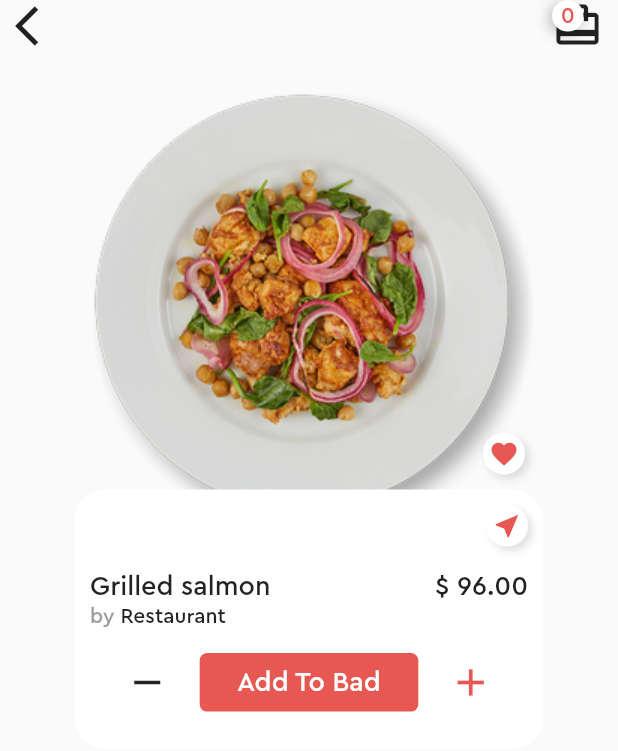
After one commit to feMoraes0/food-bit-app, a Flutter app: the Details screen opened by its route, on a phone screen of 412 x 824 dp. The commit adds this screen. Shown: the top 751 px of the screen. Run offline on Flutter 3.47's test engine with Material 2 defaults, Android fonts, the phone set to English and light mode, and no system bars.

Commit message:
Started details screen

```diff
--- /dev/null
+++ b/lib/app/tabs/home/details.dart
@@ -0,0 +1,186 @@
+import 'package:flutter/material.dart';
+
+class Details extends StatefulWidget {
+  @override
+  _DetailsState createState() => _DetailsState();
+}
+
+class _DetailsState extends State<Details> {
+  @override
+  Widget build(BuildContext context) {
+    Size size = MediaQuery.of(context).size;
+    ThemeData theme = Theme.of(context);
+
+    return Scaffold(
+      body: Stack(
+        children: <Widget>[
+          Container(
+            alignment: Alignment.topCenter,
+            width: size.width,
+            height: size.width,
+            decoration: BoxDecoration(
+              image: DecorationImage(
+                image: AssetImage('images/plate-001.png'),
+              ),
+            ),
+          ),
+          Container(
+            alignment: Alignment.topCenter,
+            height: 100.0,
+            padding: const EdgeInsets.symmetric(horizontal: 10.0),
+            child: SafeArea(
+              child: Row(
+                mainAxisAlignment: MainAxisAlignment.spaceBetween,
+                children: <Widget>[
+                  GestureDetector(
+                    onTap: () {
+                      Navigator.pop(context);
+                    },
+                    child: Icon(Icons.arrow_back_ios, size: 32.0),
+                  ),
+                  Container(
+                    child: Stack(
+                      children: <Widget>[
+                        Icon(Icons.card_travel, size: 34.0),
+                        Container(
+                          height: 21.0,
+                          width: 21.0,
+                          alignment: Alignment.bottomRight,
+                          decoration: BoxDecoration(
+                              shape: BoxShape.circle,
+                              color: Colors.white,
+                              boxShadow: [
+                                BoxShadow(
+                                  color: Colors.black26,
+                                  blurRadius: 7.0,
+                                  offset: Offset(-2.0, 2.0),
+                                )
+                              ]),
+                          child: Center(
+                            child: Text(
+                              '0',
+                              style: TextStyle(
+                                fontSize: 15.0,
+                                color: theme.primaryColor,
+                              ),
+                            ),
+                          ),
+                        ),
+                      ],
+                    ),
+                  )
+                ],
+              ),
+            ),
+          ),
+          Container(
+            width: size.width - 100.0,
+            margin: EdgeInsets.only(
+              left: 50.0,
+              right: 50.0,
+              top: size.width * 0.70,
+            ),
+            // color: Colors.red,
+            child: Column(
+              crossAxisAlignment: CrossAxisAlignment.end,
+              children: <Widget>[
+                Container(
+                  padding: const EdgeInsets.all(4.0),
+                  margin: const EdgeInsets.only(right: 12.0, bottom: 10.0),
+                  decoration: BoxDecoration(
+                    boxShadow: [
+                      BoxShadow(
+                        color: Colors.black12,
+                        blurRadius: 4.0,
+                        offset: Offset(3.0, 3.0),
+                      )
+                    ],
+                    shape: BoxShape.circle,
+                    color: Colors.white,
+                  ),
+                  child: Icon(
+                    Icons.favorite,
+                    size: 20.0,
+                    color: theme.primaryColor,
+                  ),
+                ),
+                Container(
+                  width: size.width - 100.0,
+                  padding: const EdgeInsets.all(10.0),
+                  decoration: BoxDecoration(
+                    color: Colors.white,
+                    borderRadius: BorderRadius.circular(20.0)
+                  ),
+                  child: Column(
+                    crossAxisAlignment: CrossAxisAlignment.stretch,
+                    children: <Widget>[
+                      Row(
+                        mainAxisAlignment: MainAxisAlignment.end,
+                        children: <Widget>[
+                          Container(
+                            padding: const EdgeInsets.all(4.0),
+                            decoration: BoxDecoration(
+                              boxShadow: [
+                                BoxShadow(
+                                  color: Colors.black12,
+                                  blurRadius: 4.0,
+                                  offset: Offset(3.0, 3.0),
+                                )
+                              ],
+                              shape: BoxShape.circle,
+                              color: Colors.white,
+                            ),
+                            child: Icon(
+                              Icons.near_me,
+                              size: 20.0,
+                              color: theme.primaryColor,
+                            ),
+                          ),
+                        ],
+                      ),
+                      Container(
+                        margin: const EdgeInsets.only(top: 15.0,),
+                        child: Row(
+                          mainAxisAlignment: MainAxisAlignment.spaceBetween,
+                          children: <Widget>[
+                            Text('Grilled salmon', style: TextStyle(fontSize: 18.0),),
+                            Text('\$ 96.00', style: TextStyle(fontSize: 18.0),),
+                          ],
+                        ),
+                      ),
+                      Row(
+                        children: <Widget>[
+                          Text('by', style: TextStyle(color: Colors.grey[500],),),
+                          Text(' Restaurant'),
+                        ],
+                      ),
+                      Container(
+                        margin: const EdgeInsets.symmetric(vertical: 15.0,),
+                        child: Row(
+                          mainAxisAlignment: MainAxisAlignment.center,
+                          children: <Widget>[
+                            Icon(Icons.remove, size: 30.0,),
+                            Container(
+                              padding: const EdgeInsets.symmetric(horizontal: 25.0, vertical: 8.0),
+                              margin: const EdgeInsets.symmetric(horizontal: 20.0,),
+                              decoration: BoxDecoration(
+                                color: theme.primaryColor,
+                                borderRadius: BorderRadius.circular(5.0),
+                              ),
+                              child: Text('Add To Bad', style: TextStyle(fontSize: 18.0, color: Colors.white,),),
+                            ),
+                            Icon(Icons.add, size: 30.0, color: theme.primaryColor),
+                          ],
+                        ),
+                      ),
+                    ],
+                  ),
+                ),
+              ],
+            ),
+          ),
+        ],
+      ),
+    );
+  }
+}
--- a/lib/app/tabs/home/home.dart
+++ b/lib/app/tabs/home/home.dart
@@ -292,7 +292,11 @@ class Home extends StatelessWidget {
                 itemCount: this.popularFood.length,
                 itemBuilder: (context, index) {
                   Map<String, String> product = this.popularFood[index];
-                  return card(
+                  return GestureDetector(
+                    onTap: () {
+                      Navigator.pushNamed(context, 'details');
+                    },
+                    child: card(
                       width: size.width / 2 - 30.0,
                       primaryColor: theme.primaryColor,
                       productName: product['name'],
@@ -300,6 +304,7 @@ class Home extends StatelessWidget {
                       productUrl: product['image'],
                       productClients: product['clients'],
                       productRate: product['rate'],
+                    ),
                   );
                 },
               ),
--- a/lib/main.dart
+++ b/lib/main.dart
@@ -1,5 +1,6 @@
 import 'package:flutter/material.dart';
 import 'package:food_bit_app/app/app.dart';
+import 'package:food_bit_app/app/tabs/home/details.dart';
 
 void main() => runApp(MyApp());
 
@@ -12,6 +13,9 @@ class MyApp extends StatelessWidget {
         fontFamily: "Cera Pro",
         primaryColor: Color(0xFFE85852),
       ),
+      routes: {
+        'details': (context) => Details(),
+      },
       home: App(),
     );
   }
```
Lines whose indentation alone changed are shown as unchanged.
